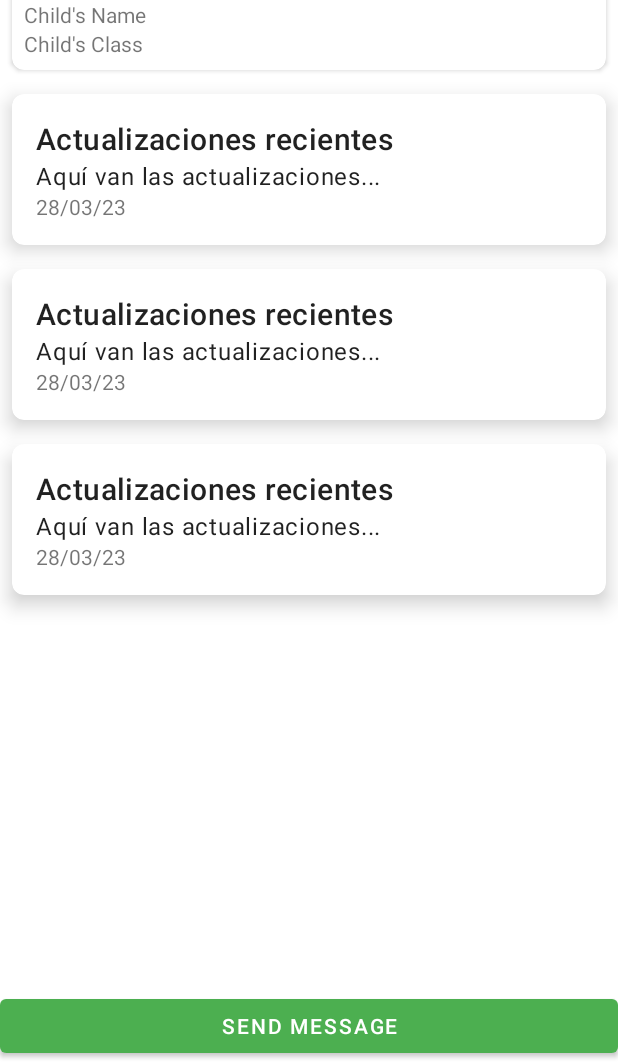
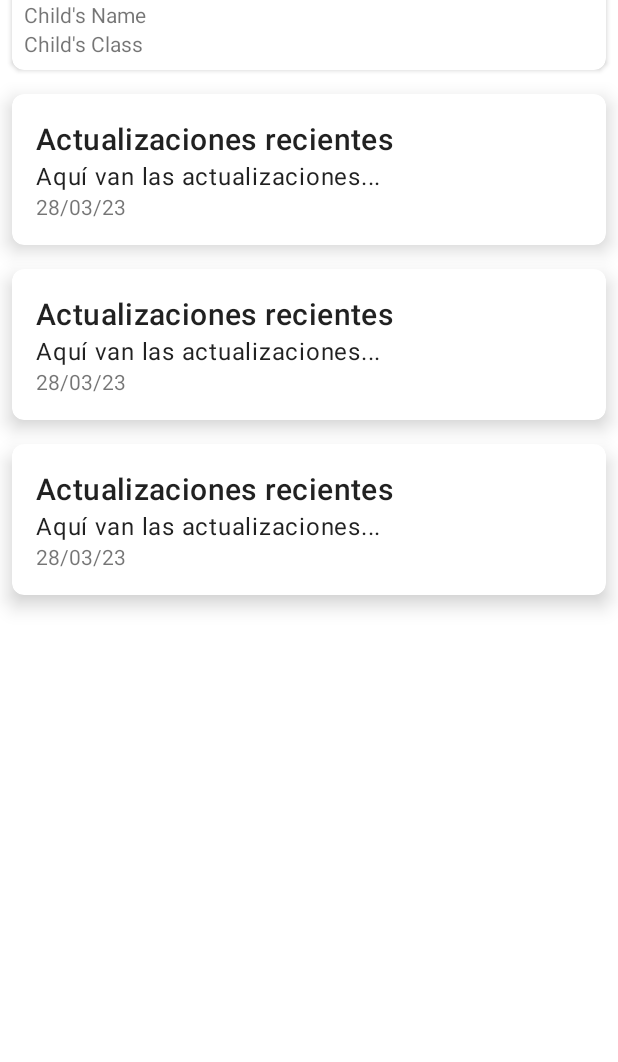
Before and after one commit to danielsoon22/GartenConnect, an Android app: the layout fragment_home.xml on its own in the app's theme, with its tools: preview values and no code run, on a phone screen of 412 x 824 dp, the part 174-1236 px from its top. Run offline under Robolectric (Android 15) with nearby library versions, the phone set to English and light mode, and no system bars.

Commit message:
Deleted bottom message homeFragment

```diff
--- a/app/src/main/java/com/example/gartenconnect/fragment/HomeFragment.kt
+++ b/app/src/main/java/com/example/gartenconnect/fragment/HomeFragment.kt
@@ -98,6 +98,7 @@ class HomeFragment : Fragment() {
             navUsername.text = parent?.name
             //aqui va el shared preference
             setNameState(parent?.name.toString())
+            setEmailState(parent?.email.toString())
             Glide.with(this)
                 .load(parent?.photoUrl)
                 .diskCacheStrategy(DiskCacheStrategy.RESOURCE)
@@ -137,6 +138,11 @@ class HomeFragment : Fragment() {
         editor.putString("username", name)
         editor.apply()
     }
+    private fun setEmailState(email: String) {
+        val editor = sharePreference.edit()
+        editor.putString("email", email)
+        editor.apply()
+    }
 
     companion object {
         /**
--- a/app/src/main/java/com/example/gartenconnect/fragment/SettingsFragment.kt
+++ b/app/src/main/java/com/example/gartenconnect/fragment/SettingsFragment.kt
@@ -28,6 +28,7 @@ class SettingsFragment : PreferenceFragmentCompat() {
         }
 
         findPreference<EditTextPreference>("username")?.text = sharePreference.getString("username", "")
+        findPreference<EditTextPreference>("email")?.text = sharePreference.getString("email", "")
     }
 
     override fun onViewCreated(view: View, savedInstanceState: Bundle?) {
--- a/app/src/main/res/layout/fragment_home.xml
+++ b/app/src/main/res/layout/fragment_home.xml
@@ -48,10 +48,4 @@
         android:layout_weight="1"
         tools:listitem="@layout/recent_updates_card" />
 
-    <Button
-        android:id="@+id/messageButton"
-        android:layout_width="match_parent"
-        android:layout_height="wrap_content"
-        android:text="Send Message" />
-
 </LinearLayout>
```
